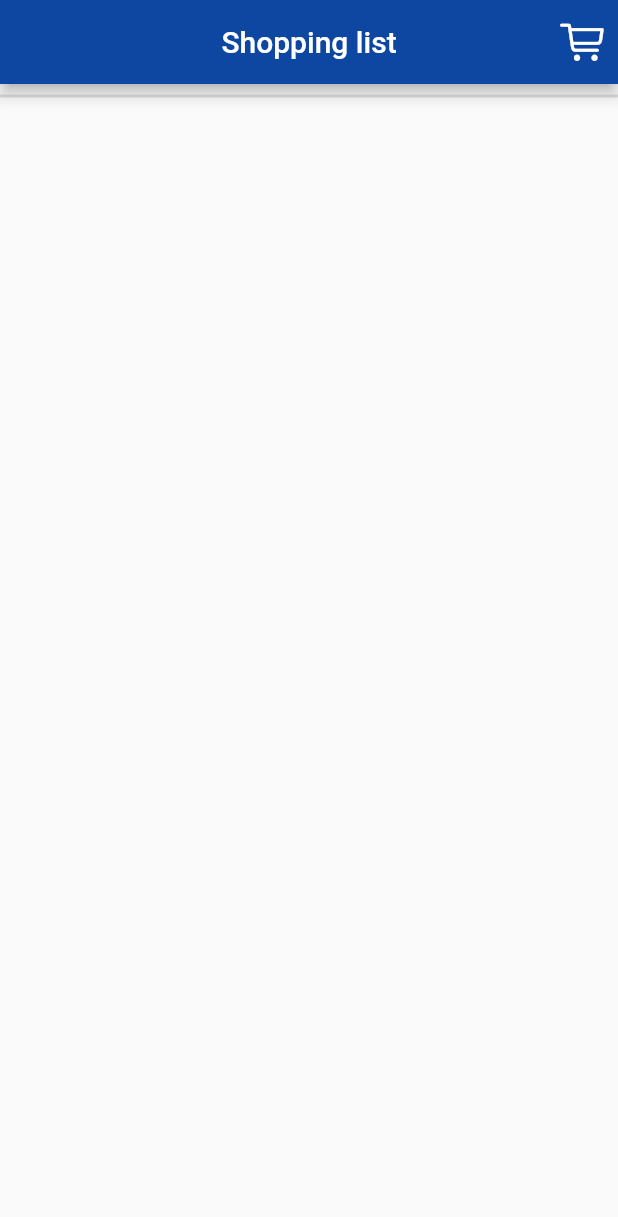
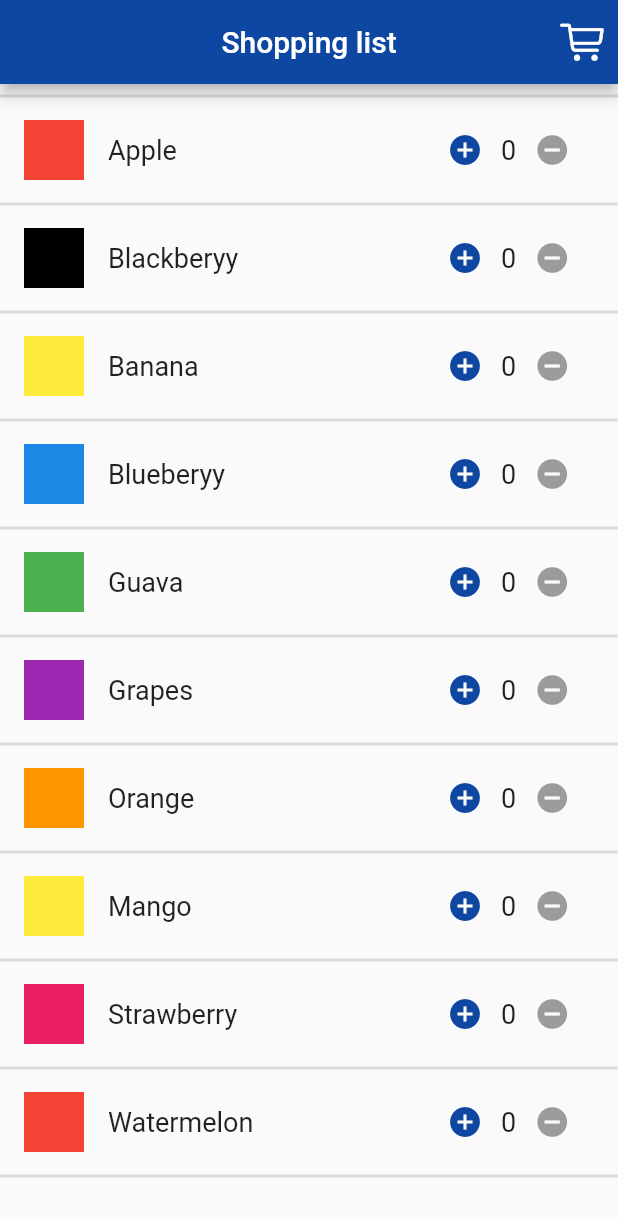
Before and after one commit to jonajoy142/flutter-state-management, a Flutter app: the screen it shows after launch, on a phone screen of 412 x 824 dp. Shown: the top 1217 px of the screen. Run offline on Flutter 3.47's test engine with Material 2 defaults, Android fonts, the phone set to English and light mode, and no system bars.

Commit message:
provider completed!

```diff
--- a/lib/main.dart
+++ b/lib/main.dart
@@ -8,8 +8,10 @@ import 'screens/home_screen.dart';
 
 void main() {
   runApp(
-//give MyApp as child of Provider
-      MyApp(),
+
+      ChangeNotifierProvider(
+        create: (_)=>ShopList(),
+        child: MyApp()),
 
   );
 }
--- a/lib/model/model.dart
+++ b/lib/model/model.dart
@@ -1,5 +1,9 @@
 import 'package:flutter/material.dart';
+
 //create Item Model class
 class Item {
-
+  final String name;
+  final Color color;
+  int count = 0;
+  Item({required this.name, required this.color, required this.count});
 }
--- a/lib/providers/provider_shop.dart
+++ b/lib/providers/provider_shop.dart
@@ -3,24 +3,55 @@ import '../model/model.dart';
 
 class ShopList extends ChangeNotifier {
   static final List<Item> _items = [
-    // Item(name: 'Apple', color: Colors.red, count: 0),
-    // Item(name: 'Blackberyy', color: Colors.black, count: 0),
-    // Item(name: 'Banana', color: Colors.yellow, count: 0),
-    // Item(name: 'Blueberyy', color: Colors.blue.shade600, count: 0),
-    // Item(name: 'Guava', color: Colors.green, count: 0),
-    // Item(name: 'Grapes', color: Colors.purple, count: 0),
-    // Item(name: 'Orange', color: Colors.orange, count: 0),
-    // Item(name: 'Mango', color: Colors.yellow, count: 0),
-    // Item(name: 'Strawberry', color: Colors.pink, count: 0),
-    // Item(name: 'Watermelon', color: Colors.red, count: 0),
-    // Item(name: 'Lemon', color: Colors.lightGreenAccent, count: 0),
+    Item(name: 'Apple', color: Colors.red, count: 0),
+    Item(name: 'Blackberyy', color: Colors.black, count: 0),
+    Item(name: 'Banana', color: Colors.yellow, count: 0),
+    Item(name: 'Blueberyy', color: Colors.blue.shade600, count: 0),
+    Item(name: 'Guava', color: Colors.green, count: 0),
+    Item(name: 'Grapes', color: Colors.purple, count: 0),
+    Item(name: 'Orange', color: Colors.orange, count: 0),
+    Item(name: 'Mango', color: Colors.yellow, count: 0),
+    Item(name: 'Strawberry', color: Colors.pink, count: 0),
+    Item(name: 'Watermelon', color: Colors.red, count: 0),
+    Item(name: 'Lemon', color: Colors.lightGreenAccent, count: 0),
   ];
 
+  List<Item> _cartItem = [];
+  int _cartCount = 0;
+
   //provide all getters
+  List<Item> get items => _items;
+  List<Item> get cartItems => _cartItem;
+  int get itemCount => _items.length;
+  int get cartItemCount => _cartItem.length;
+
+  int get cartCount => _cartCount <= 0 ? 0 : _cartCount;
 
   //add item to cart
-  void addToCart(Item item) {}
+  void addToCart(Item item) {
+    if (_cartItem.contains(item)) {
+      _cartItem[_cartItem.indexOf(item)].count++;
+    } else {
+      _cartItem.add(item);
+      _cartItem[_cartItem.indexOf(item)].count = 1;
+      _items[_items.indexOf(item)].count = 1;
+    }
+    _cartCount++;
+
+    notifyListeners();
+  }
 
   //removing item from cart
-  void removeFromCart(Item item) {}
+  void removeFromCart(Item item) {
+    if (_cartItem.contains(item) &&
+        _cartItem[_cartItem.indexOf(item)].count == 1) {
+      _items[_items.indexOf(item)].count = 0;
+      _cartItem.remove(_cartItem[_cartItem.indexOf(item)]);
+      _cartCount--;
+    } else if (_cartItem[_cartItem.indexOf(item)].count > 0) {
+      _cartItem[_cartItem.indexOf(item)].count--;
+      _cartCount--;
+    }
+    notifyListeners();
+  }
 }
--- a/lib/screens/home_screen.dart
+++ b/lib/screens/home_screen.dart
@@ -2,6 +2,8 @@
 
 import 'package:flutter/cupertino.dart';
 import 'package:flutter/material.dart';
+import 'package:provider/provider.dart';
+import '../providers/provider_shop.dart';
 
 class HomeScreen extends StatelessWidget {
   const HomeScreen({Key? key}) : super(key: key);
@@ -19,35 +21,35 @@ class HomeScreen extends StatelessWidget {
                 Navigator.pushNamed(context, '/shopList');
               },
               icon:
-                  // context.read<ShopList>().cartCount == 0
-                  //     ?
+                  context.read<ShopList>().cartCount == 0
+                  ?
                   Icon(
                 CupertinoIcons.cart,
                 size: 30,
               )
-              // : Stack(
-              //     children: [
-              //       Icon(
-              //         CupertinoIcons.cart,
-              //         size: 30,
-              //       ),
-              //       Positioned(
-              //         child: CircleAvatar(
-              //           radius: 8,
-              //           backgroundColor: Colors.red,
-              //           child:
-              //               Text('${context.watch<ShopList>().cartCount}',
-              //                   style: TextStyle(
-              //                     fontSize: 10,
-              //                     fontWeight: FontWeight.w600,
-              //                   )),
-              //         ),
-              //         left: 15,
-              //         top: 0,
-              //         bottom: 12,
-              //       ),
-              //     ],
-              //   )
+              : Stack(
+                  children: [
+                    Icon(
+                      CupertinoIcons.cart,
+                      size: 30,
+                    ),
+                    Positioned(
+                      child: CircleAvatar(
+                        radius: 8,
+                        backgroundColor: Colors.red,
+                        child:
+                            Text('${context.watch<ShopList>().cartCount}',
+                                style: TextStyle(
+                                  fontSize: 10,
+                                  fontWeight: FontWeight.w600,
+                                )),
+                      ),
+                      left: 15,
+                      top: 0,
+                      bottom: 12,
+                    ),
+                  ],
+                )
               )
         ],
       ),
@@ -59,13 +61,13 @@ class HomeScreen extends StatelessWidget {
             leading: Container(
                 width: 40,
                 height: 40,
-                color: Colors.red //change to value from items list
-                // context.read<ShopList>().items[index].color,
+                color: //change to value from items list
+                 context.read<ShopList>().items[index].color,
                 ),
             //item name
             title: Text(
-              '',
-              // context.read<ShopList>().items[index].name,
+
+           context.read<ShopList>().items[index].name,
               style: TextStyle(
                 fontSize: 18,
               ),
@@ -78,38 +80,36 @@ class HomeScreen extends StatelessWidget {
                   IconButton(
                       color: Colors.blue.shade900,
                       onPressed: () {
-                        // context
-                        //     .read<ShopList>()
-                        //     .addToCart(context.read<ShopList>().items[index]);
-                        // print(context.read<ShopList>().cartItems);
+                        context
+                            .read<ShopList>()
+                            .addToCart(context.read<ShopList>().items[index]);
+                        print(context.read<ShopList>().cartItems);
                       },
                       icon: Icon(Icons.add_circle)),
                   //item count
                   Text(
-                    '',
-                    // '${context.watch<ShopList>().items[index].count}',
+                    '${context.watch<ShopList>().items[index].count}',
                     style: TextStyle(
                       fontSize: 18,
                     ),
-                  ),
-                  IconButton(
+                  ),                  IconButton(
                       color: Colors.blue.shade900,
                       onPressed:
                           //conditionally enable/disable button
-                          // context.watch<ShopList>().items[index].count == 0
-                          //         ? null
-                          //         :
+                          context.watch<ShopList>().items[index].count == 0
+                                  ? null
+                                  :
                           () {
-                        // context.read<ShopList>().removeFromCart(
-                        //     context.read<ShopList>().items[index]);
-                        // print(context.read<ShopList>().cartItems);
+                        context.read<ShopList>().removeFromCart(
+                            context.read<ShopList>().items[index]);
+                        print(context.read<ShopList>().cartItems);
                       },
                       icon: Icon(Icons.remove_circle)),
                 ],
               ),
             )),
-        itemCount: 1, //provide item count
-        // context.read<ShopList>().itemCount
+        itemCount:  //provide item count
+         context.read<ShopList>().itemCount
       ),
     );
   }
```
Also changed, not shown: lib/screens/cart_screen.dart (+56 -55 lines).
